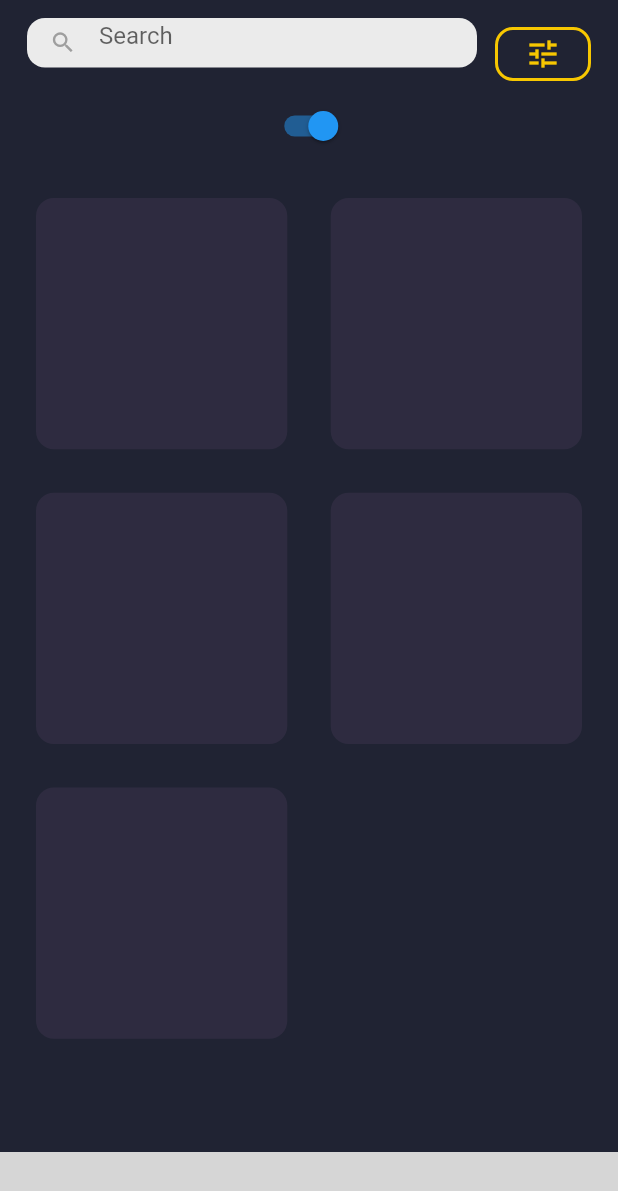
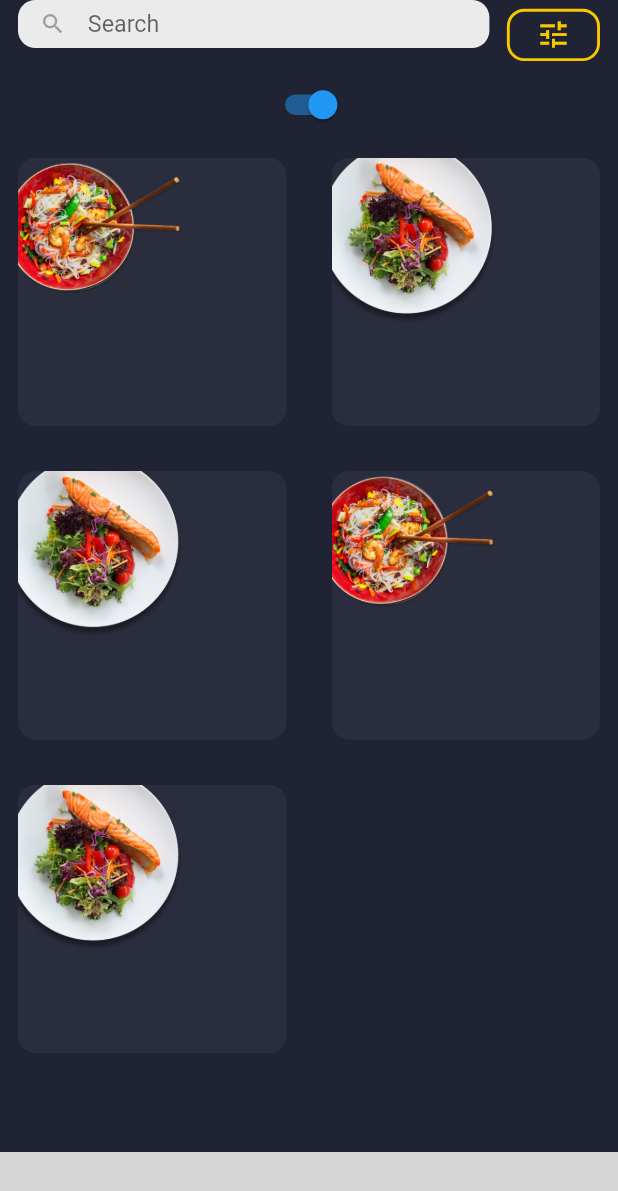
Before and after one commit to evgesha1247/eda2, a Flutter app: the screen it shows after launch, after a tap on the "tune" icon, on a phone screen of 412 x 824 dp. Shown: the top 1191 px of the screen. Run offline on Flutter 3.47's test engine with Material 2 defaults, Android fonts, the phone set to English and light mode, and no system bars; our stand-ins replace hive, hive_flutter, lottie; missing offline and left inert: bottom_nav_bar; accounts and stored records are empty; grey boxes are pictures that could not be loaded.

Commit message:
щя буду переделывать домашнию страницу

```diff
--- a/lib/main.dart
+++ b/lib/main.dart
@@ -1,4 +1,9 @@
 import 'package:flutter/material.dart';
+import 'package:hive_flutter/adapters.dart';
 import 'package:text/ui/widgets/app/my_app_widget.dart';
 
-void main() => runApp(const MyAppWidget());
+void main() async {
+  WidgetsFlutterBinding.ensureInitialized();
+  await Hive.initFlutter();
+  runApp(const MyAppWidget());
+}
--- /dev/null
+++ b/lib/object/dish_object.dart
@@ -0,0 +1,10 @@
+import 'package:hive/hive.dart';
+
+part 'dish_object.g.dart';
+
+@HiveType(typeId: 0)
+class Dish {
+  @HiveField(0)
+  String name;
+  Dish(this.name);
+}
--- a/lib/ui/navigations/main_navigation.dart
+++ b/lib/ui/navigations/main_navigation.dart
@@ -2,16 +2,20 @@ import 'package:flutter/material.dart';
 import '../screens_factory.dart/widget_factory.dart';
 
 abstract class MainNavigationRouteName {
-  static const main = '/';
+  static const guiding = '/guiding';
+  static const auth = '/auth';
 }
 
 class MainNavigation {
   final _widgetFactory = ScreensFactory();
-  final initialRoute = MainNavigationRouteName.main;
+  final initialRoute = MainNavigationRouteName.guiding;
 
   Map<String, WidgetBuilder> get routes => <String, WidgetBuilder>{
-        MainNavigationRouteName.main: (_) => _widgetFactory.makeGuiding(),
+        MainNavigationRouteName.guiding: (_) => _widgetFactory.makeGuiding(),
+        MainNavigationRouteName.auth: (contest) => _widgetFactory.makeAuth(),
       };
+
+  ////// при ошибке навигации //////
   Route? onGenerateRoute(RouteSettings settings) {
     switch (settings.name) {
       default:
--- a/lib/ui/screens/guiding_screen/guiding_screen.dart
+++ b/lib/ui/screens/guiding_screen/guiding_screen.dart
@@ -25,9 +25,13 @@ class _GuidingBodyWidget extends StatelessWidget {
   const _GuidingBodyWidget({Key? key}) : super(key: key);
   @override
   Widget build(BuildContext context) {
-    final currentIndexTab =
-        context.select((GuidingScreenModel e) => e.currentIndexTab);
-    return IndexedStack(
+    final currentIndexTab = context.select((GuidingScreenModel e) {
+      return e.currentIndexTab;
+    });
+    return SafeArea(
+      child: Padding(
+        padding: const EdgeInsets.symmetric(horizontal: ThemeApp.kInterval),
+        child: IndexedStack(
           index: currentIndexTab,
           children: [
             ScreensFactory().makeMenuHome(),
@@ -35,6 +39,8 @@ class _GuidingBodyWidget extends StatelessWidget {
             const Text('data'),
             const Text('data'),
           ],
+        ),
+      ),
     );
   }
 }
@@ -47,9 +53,11 @@ class _FooterBottomBarWidget extends StatelessWidget {
         context.select((GuidingScreenModel e) => e.currentIndexTab);
     final model = context.read<GuidingScreenModel>();
     return BottomNavBar(
+      curve: Curves.ease,
       showElevation: true,
-      itemCornerRadius: 20,
+      itemCornerRadius: ThemeApp.kRadius,
       selectedIndex: currentIndexTab,
+      containerHeight: 50,
       containerPadding: EdgeInsets.zero,
       backgroundColor: ThemeApp.kBGColor,
       onItemSelected: model.setCurrentIndexTab,
@@ -62,20 +70,6 @@ class _FooterBottomBarWidget extends StatelessWidget {
         bubbItem('Profile', Icons.settings, currentIndexTab),
       ],
     );
-    // BubbleBottomBar(
-    //   items: <BubbleBottomBarItem>[
-    // bubbItem('Home', 0xffFF6C0C, Icons.home),
-    // bubbItem('Menu', 0xffF7C701, Icons.restaurant_menu_rounded),
-    // bubbItem('Favorite', 0xffFF3D00, Icons.favorite),
-    // bubbItem('Profile', 0xffF7C701, Icons.settings),
-    //   ],
-    //   backgroundColor: ThemeApp.kFrontColor,
-    //   opacity: .2,
-    //   borderRadius: const BorderRadius.vertical(top: Radius.circular(22)),
-    //   elevation: 0,
-    //   currentIndex: currentIndexTab,
-    //   onTap: model.setCurrentIndexTab,
-    // );
   }
 }
 
@@ -98,20 +92,8 @@ class _FooterFlotingButtom extends StatelessWidget {
   }
 }
 
-// bubbItem(String text, int textColor, IconData icon) {
-//   return BubbleBottomBarItem(
-// // showBadge: true , badge: Text("5"), badgeColor: ...
-//     backgroundColor: Color(textColor),
-//     icon: Icon(icon, color: Color(textColor).withAlpha(112)),
-//     activeIcon: const SizedBox(),
-//     title: Padding(
-//       padding: const EdgeInsets.only(right: 20),
-//       child: Text(text),
-//     ),
-//   );
-// }
 bubbItem(String text, IconData icon, int index) {
-  final listIntActiveColor = [0xffFF6C0C, 0xffF7C701, 0xffFF3D00, 0xffF7C701];
+  final listIntActiveColor = [0xffF7C701, 0xffff9a76, 0xfff52e63, 0xffd49a89];
   return BottomNavBarItem(
     title: text,
     icon: Icon(icon),
--- a/lib/ui/screens/menu_home_screen/menu_home_screen.dart
+++ b/lib/ui/screens/menu_home_screen/menu_home_screen.dart
@@ -7,7 +7,6 @@ class MenuHomeScreen extends StatelessWidget {
   @override
   Widget build(context) {
     final mediaQuery = MediaQuery.of(context).size.width;
-
     return Column(
       children: mediaQuery < 310
           ? [
@@ -15,6 +14,7 @@ class MenuHomeScreen extends StatelessWidget {
             ]
           : [
               const HomeHederWidget(),
+              const SizedBox(height: ThemeApp.kInterval),
               const HomeBodyWidget(),
             ],
     );
@@ -29,28 +29,47 @@ class HomeBodyWidget extends StatelessWidget {
     return Expanded(
       child: GridView.builder(
           itemCount: 5,
-          padding: const EdgeInsets.symmetric(horizontal: ThemeApp.kIndent),
           gridDelegate: const SliverGridDelegateWithMaxCrossAxisExtent(
-            maxCrossAxisExtent: 310.0,
-            crossAxisSpacing: 5.0,
-            mainAxisSpacing: 5.0,
+            maxCrossAxisExtent: 200.0,
+            crossAxisSpacing: 30,
+            mainAxisSpacing: 30,
           ),
-          itemBuilder: (context, i) => const _CartItem()),
+          itemBuilder: (context, i) => _CartItem(index: i)),
     );
   }
 }
 
 class _CartItem extends StatelessWidget {
-  const _CartItem({Key? key}) : super(key: key);
-
+  _CartItem({Key? key, required this.index}) : super(key: key);
+  final int index;
+  List im = [
+    'assets/imgs/food.png',
+    'assets/imgs/food2.png',
+  ];
   @override
   Widget build(BuildContext context) {
-    return Container(
-      margin: const EdgeInsets.all(ThemeApp.kIndent),
-      decoration: const BoxDecoration(
-        color: ThemeApp.kFrontColor,
-        borderRadius: BorderRadius.all(Radius.circular(ThemeApp.kIndent)),
-      ),
+    return Stack(
+      children: [
+        Container(
+          decoration: const BoxDecoration(
+            color: ThemeApp.kFrontColor,
+            borderRadius: BorderRadius.all(Radius.circular(ThemeApp.kRadius)),
+          ),
+        ),
+        Positioned(
+          top: -10,
+          left: -10,
+          child: index % 3 == 0
+              ? Image.asset(
+                  im[0],
+                  width: 120,
+                )
+              : Image.asset(
+                  im[1],
+                  width: 120,
+                ),
+        ),
+      ],
     );
   }
 }
--- a/lib/ui/screens_factory.dart/widget_factory.dart
+++ b/lib/ui/screens_factory.dart/widget_factory.dart
@@ -1,9 +1,11 @@
 import 'package:flutter/material.dart';
 import 'package:provider/provider.dart';
+import 'package:text/ui/widgets/auth/auth_widget.dart';
 import '../screens/guiding_screen/guiding_model.dart';
 import '../screens/guiding_screen/guiding_screen.dart';
 import '../screens/menu_home_screen/menu_home_model.dart';
 import '../screens/menu_home_screen/menu_home_screen.dart';
+import '../widgets/auth/auth_widget_model.dart';
 
 class ScreensFactory {
   Widget makeGuiding() => ChangeNotifierProvider(
@@ -11,6 +13,11 @@ class ScreensFactory {
         child: const GuidingScreen(),
       );
 
+  /////// страница регестрации  ///////
+  Widget makeAuth() => ChangeNotifierProvider(
+        create: (context) => AuthModel(),
+        child: const AuthWidget(),
+      );
   /////// основные страницы  ///////
   Widget makeMenuHome() => ChangeNotifierProvider(
         create: (context) => MenuHomeModel(),
--- a/lib/ui/theme/theme_app.dart
+++ b/lib/ui/theme/theme_app.dart
@@ -1,9 +1,11 @@
 import 'package:flutter/material.dart';
 
 abstract class ThemeApp {
-  static const Color kFrontColor = Color.fromARGB(255, 46, 43, 64);
+  static const Color kFrontColor = Color.fromARGB(255, 42, 45, 61);
+  //Color.fromARGB(255, 46, 43, 64);
   static const Color kBGColor = Color.fromARGB(255, 32, 35, 51);
   static const Color kAccent = Color(0xffF7C701);
-  static const kIndent = 12.0;
+  static const kRadius = 12.0;
+  static const kInterval = 12.0;
   static const kHeight = 33.0;
 }
--- /dev/null
+++ b/lib/ui/widgets/auth/auth_widget.dart
@@ -0,0 +1,35 @@
+import 'package:flutter/material.dart';
+import 'package:lottie/lottie.dart';
+
+import '../../theme/theme_app.dart';
+
+class AuthWidget extends StatelessWidget {
+  const AuthWidget({Key? key}) : super(key: key);
+  @override
+  Widget build(BuildContext context) {
+    return Container(
+      decoration: const BoxDecoration(
+        gradient: LinearGradient(
+          colors: [
+            ThemeApp.kFrontColor,
+            ThemeApp.kBGColor,
+          ],
+          begin: Alignment.topCenter,
+          end: Alignment.bottomCenter,
+        ),
+      ),
+      child: Scaffold(
+        backgroundColor: Colors.transparent,
+        body: SizedBox(
+          width: double.infinity,
+          child: Column(
+            children: [
+              // Lottie.network(
+              //     'https://assets2.lottiefiles.com/private_files/lf30_3ghvm6sn.json'),
+            ],
+          ),
+        ),
+      ),
+    );
+  }
+}
--- /dev/null
+++ b/lib/ui/widgets/auth/auth_widget_model.dart
@@ -0,0 +1,3 @@
+import 'package:flutter/material.dart';
+
+class AuthModel extends ChangeNotifier {}
--- a/lib/ui/widgets/home_header_widget/home_header_widget.dart
+++ b/lib/ui/widgets/home_header_widget/home_header_widget.dart
@@ -16,15 +16,13 @@ class _HomeHederWidgetState extends State<HomeHederWidget> {
     return FittedBox(
       child: LimitedBox(
         maxWidth: 400,
-        child: Padding(
-          padding: const EdgeInsets.all(ThemeApp.kIndent),
         child: Column(
           children: [
             Row(
               crossAxisAlignment: CrossAxisAlignment.start,
               children: const [
                 Expanded(child: _SearchWidget()),
-                  SizedBox(width: ThemeApp.kIndent),
+                SizedBox(width: ThemeApp.kInterval),
                 _FilterButton(),
               ],
             ),
@@ -40,7 +38,6 @@ class _HomeHederWidgetState extends State<HomeHederWidget> {
           ],
         ),
       ),
-      ),
     );
   }
 }
@@ -50,16 +47,15 @@ class _SearchWidget extends StatelessWidget {
   @override
   Widget build(BuildContext context) {
     const InputBorder styleSerch = OutlineInputBorder(
-      borderRadius: BorderRadius.all(Radius.circular(ThemeApp.kIndent)),
+      borderRadius: BorderRadius.all(Radius.circular(ThemeApp.kRadius)),
       borderSide: BorderSide(style: BorderStyle.none),
     );
     return const SizedBox(
       height: ThemeApp.kHeight,
       child: TextField(
         decoration: InputDecoration(
-          contentPadding: EdgeInsets.symmetric(vertical: ThemeApp.kIndent),
+          contentPadding: EdgeInsets.zero,
           isDense: true,
-          isCollapsed: true,
           filled: true,
           fillColor: Color.fromARGB(255, 235, 235, 235),
           prefixIcon: Icon(Icons.search, color: Colors.grey),
@@ -83,7 +79,7 @@ class _FilterButton extends StatelessWidget {
       backgroundColor: Colors.transparent,
       side: const BorderSide(width: 2, color: ThemeApp.kAccent),
       shape: RoundedRectangleBorder(
-          borderRadius: BorderRadius.circular(ThemeApp.kIndent)),
+          borderRadius: BorderRadius.circular(ThemeApp.kRadius)),
     );
 
     final model = context.read<MenuHomeModel>();
```
Also changed, not shown: pubspec.yaml (+12 -9 lines), assets/imgs/food.png (added), assets/imgs/food2.png (added), lib/object/dish_object.g.dart (added), pubspec.lock. Lines whose indentation alone changed are shown as unchanged.
